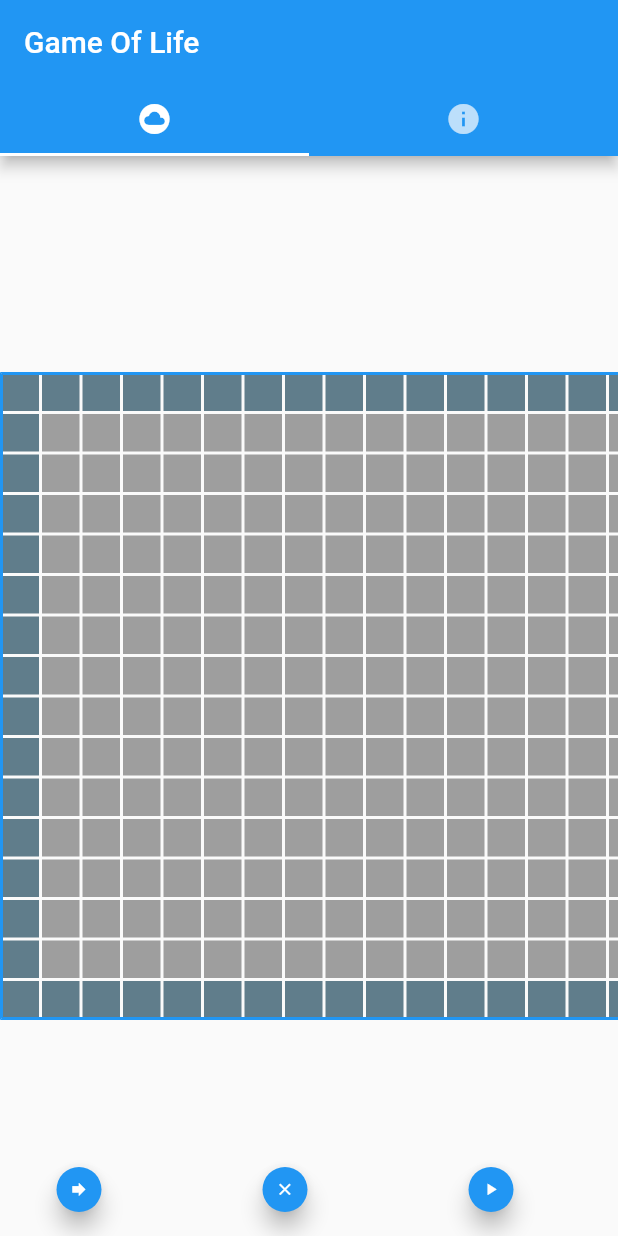
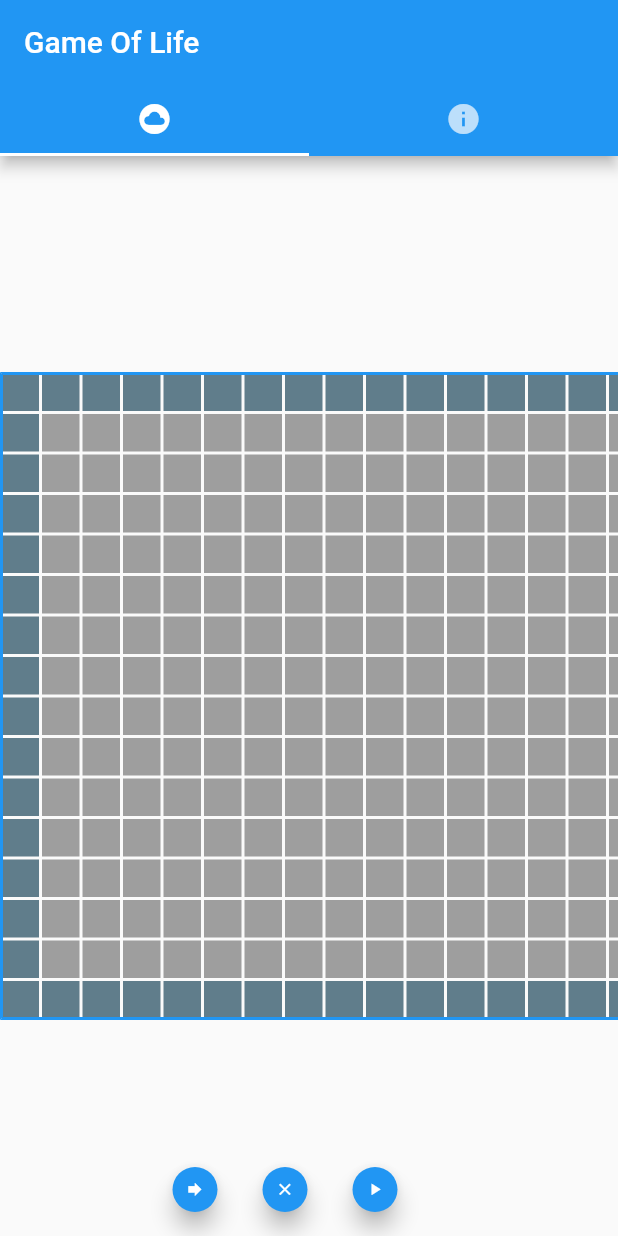
Before and after one commit to Namron-S/GOL_remote, a Flutter app: the screen it shows after launch, on a phone screen of 412 x 824 dp. Run offline on Flutter 3.47's test engine with Material 2 defaults, Android fonts, the phone set to English and light mode, and no system bars.

Commit message:
UI: Spacing of FABs

```diff
--- a/lib/main.dart
+++ b/lib/main.dart
@@ -135,7 +135,8 @@ class _MyHomePageState extends State<MyHomePage>
         ),
       ),
       floatingActionButton: Row(
-        mainAxisAlignment: MainAxisAlignment.spaceAround,
+        crossAxisAlignment: CrossAxisAlignment.end,
+        mainAxisAlignment: MainAxisAlignment.center,
         children: <Widget>[
           Container(
             width: 30,
@@ -156,6 +157,7 @@ class _MyHomePageState extends State<MyHomePage>
             ),
           ),
           Container(
+            margin: EdgeInsets.only(left: 30, right: 30),
             width: 30,
             height: 30,
             child: FittedBox(
```
